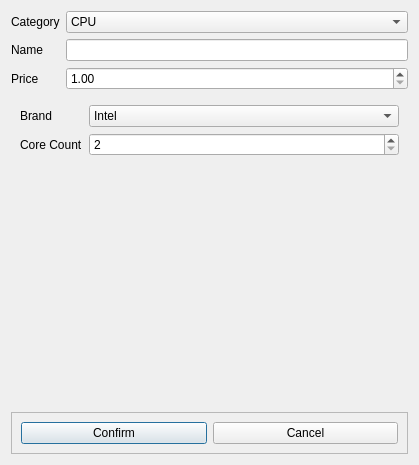
The window that rhainer_test_5/addProductDialog.ui (Rhainer13/IM-Project) describes before a commit, drawn with Qt 5.
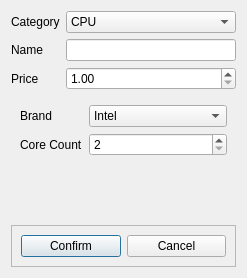
The same window after the commit.

The edit to the form file:
```diff
--- a/rhainer_test_5/addProductDialog.ui
+++ b/rhainer_test_5/addProductDialog.ui
@@ -6,8 +6,8 @@
    <rect>
     <x>0</x>
     <y>0</y>
-    <width>419</width>
-    <height>465</height>
+    <width>247</width>
+    <height>278</height>
    </rect>
   </property>
   <property name="windowTitle">
```
Left out of the diff: 5 changed lines with no effect on the pictures.
